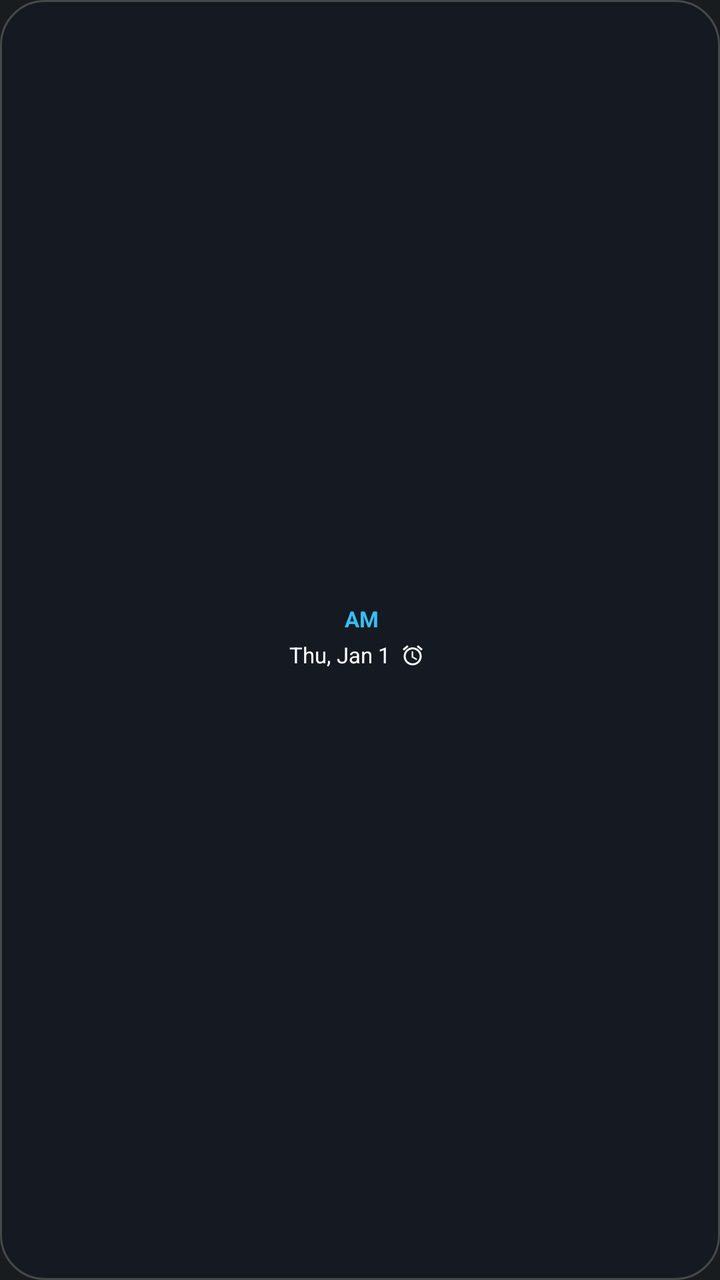
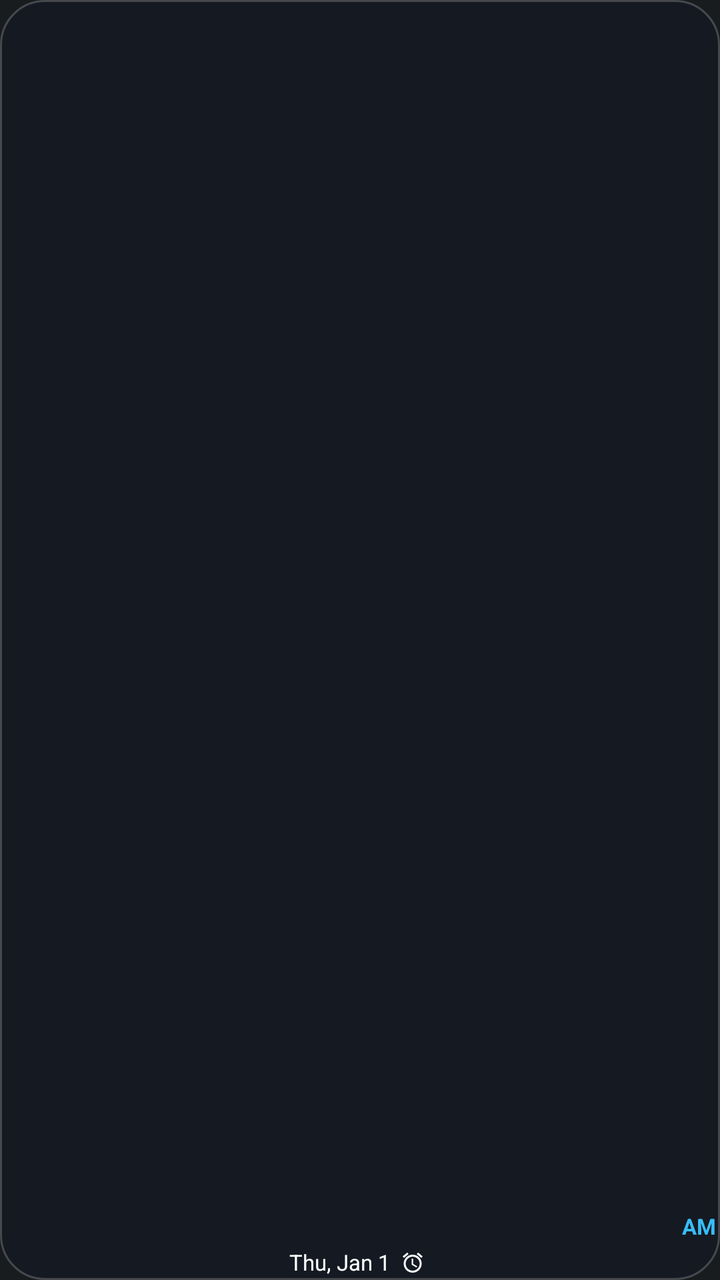

The first picture is an Android layout as it rendered before a commit; the second is the same layout after the commit. The layout source and the unified diff follow.
<!-- AndroidManifest.xml: application theme Theme.ChronoClock -->
<!-- res/layout/widget_clock_compact.xml -->
<?xml version="1.0" encoding="utf-8"?>
<FrameLayout xmlns:android="http://schemas.android.com/apk/res/android"
    android:id="@+id/widget_root"
    android:layout_width="match_parent"
    android:layout_height="match_parent"
    android:background="@drawable/bg_widget_frosted_dark"
    android:contentDescription="@string/cd_open_clock"
    android:padding="2dp">

    <LinearLayout
        android:id="@+id/content_container"
        android:layout_width="match_parent"
        android:layout_height="match_parent"
        android:gravity="center"
        android:orientation="vertical">

        <LinearLayout
            android:id="@+id/time_row"
            android:layout_width="wrap_content"
            android:layout_height="wrap_content"
            android:gravity="bottom|center_horizontal"
            android:orientation="horizontal">

            <FrameLayout
                android:id="@+id/time_layer_frame"
                android:layout_width="wrap_content"
                android:layout_height="wrap_content" />

            <TextClock
                android:id="@+id/tc_ampm"
                style="@style/ClockText.Sans.Bold"
                android:layout_width="wrap_content"
                android:layout_height="wrap_content"
                android:layout_marginStart="2dp"
                android:layout_marginBottom="2dp"
                android:format12Hour="a"
                android:format24Hour=""
                android:textColor="@color/sky_400"
                android:textSize="11sp" />
        </LinearLayout>

        <LinearLayout
            android:id="@+id/meta_below_row"
            android:layout_width="wrap_content"
            android:layout_height="wrap_content"
            android:layout_marginTop="1dp"
            android:gravity="center_vertical"
            android:orientation="horizontal">

            <TextClock
                android:id="@+id/tc_date_below"
                style="@style/ClockText.Sans.Regular"
                android:layout_width="wrap_content"
                android:layout_height="wrap_content"
                android:format12Hour="EEE, MMM d"
                android:format24Hour="EEE, d MMM"
                android:textColor="@color/white"
                android:textSize="11sp" />

            <LinearLayout
                android:id="@+id/alarm_container_below"
                android:layout_width="wrap_content"
                android:layout_height="wrap_content"
                android:layout_marginStart="5dp"
                android:gravity="center_vertical"
                android:orientation="horizontal">

                <ImageView
                    android:id="@+id/iv_alarm_below"
                    android:layout_width="12dp"
                    android:layout_height="12dp"
                    android:contentDescription="@string/cd_alarm_icon"
                    android:src="@drawable/ic_alarm_clock" />

                <TextView
                    android:id="@+id/tv_alarm_below"
                    style="@style/ClockText.Sans.Bold"
                    android:layout_width="wrap_content"
                    android:layout_height="wrap_content"
                    android:layout_marginStart="3dp"
                    android:textColor="@color/amber_500"
                    android:textSize="11sp" />
            </LinearLayout>
        </LinearLayout>
    </LinearLayout>
</FrameLayout>
<!-- resources referenced by this layout -->
<resources>
  <color name="amber_500">#FFF59E0B</color>
  <color name="sky_400">#FF38BDF8</color>
  <color name="white">#FFFFFFFF</color>
  <!-- drawable bg_widget_frosted_dark (drawable) -->
  <?xml version="1.0" encoding="utf-8"?>
  <shape xmlns:android="http://schemas.android.com/apk/res/android"
      android:shape="rectangle">
      <solid android:color="#660F172A" />
      <stroke
          android:width="1dp"
          android:color="#33FFFFFF" />
      <corners android:radius="22dp" />
  </shape>
  <!-- drawable ic_alarm_clock (drawable) -->
  <vector xmlns:android="http://schemas.android.com/apk/res/android"
      android:width="18dp"
      android:height="18dp"
      android:viewportWidth="24"
      android:viewportHeight="24">
      <path
          android:fillColor="#FFFFFFFF"
          android:pathData="M22,5.72l-4.6,-3.86 -1.29,1.53 4.6,3.86L22,5.72zM7.88,3.39L6.6,1.86 2,5.71l1.29,1.53 4.59,-3.85zM12.5,8L11,8v6l4.75,2.85 0.75,-1.23 -4,-2.37L12.5,8zM12,4c-4.97,0 -9,4.03 -9,9s4.02,9 9,9c4.97,0 9,-4.03 9,-9s-4.03,-9 -9,-9zM12,20c-3.87,0 -7,-3.13 -7,-7s3.13,-7 7,-7 7,3.13 7,7 -3.13,7 -7,7z" />
  </vector>
  <string name="cd_alarm_icon">Next alarm</string>
  <string name="cd_open_clock">Tap to open system Clock app</string>
  <style name="ClockText.Sans.Bold" parent="ClockTextBase">
          <item name="android:fontFamily">sans-serif</item>
          <item name="android:textStyle">bold</item>
      </style>
  <style name="ClockText.Sans.Regular" parent="ClockTextBase">
          <item name="android:fontFamily">sans-serif</item>
          <item name="android:textStyle">normal</item>
      </style>
  <style name="Theme.ChronoClock" parent="android:Theme.DeviceDefault.NoActionBar" />
  <style name="ClockTextBase">
          <item name="android:includeFontPadding">false</item>
          <item name="android:maxLines">1</item>
          <item name="android:ellipsize">end</item>
          <item name="android:fontFeatureSettings">tnum</item>
      </style>
</resources>

<!-- the commit's change to res/layout/widget_clock_compact.xml (unified diff, before → after) -->
@@ -16,42 +16,49 @@
 
         <LinearLayout
             android:id="@+id/time_row"
-            android:layout_width="wrap_content"
-            android:layout_height="wrap_content"
-            android:gravity="bottom|center_horizontal"
+            android:layout_width="match_parent"
+            android:layout_height="0dp"
+            android:layout_weight="1"
+            android:gravity="center"
             android:orientation="horizontal">
 
             <FrameLayout
                 android:id="@+id/time_layer_frame"
-                android:layout_width="wrap_content"
-                android:layout_height="wrap_content" />
+                android:layout_width="0dp"
+                android:layout_height="match_parent"
+                android:layout_weight="1" />
 
             <TextClock
                 android:id="@+id/tc_ampm"
-                style="@style/ClockText.Sans.Bold"
+                style="@style/ClockMetaBase"
                 android:layout_width="wrap_content"
                 android:layout_height="wrap_content"
+                android:layout_gravity="bottom"
                 android:layout_marginStart="2dp"
                 android:layout_marginBottom="2dp"
+                android:fontFamily="sans-serif"
                 android:format12Hour="a"
                 android:format24Hour=""
                 android:textColor="@color/sky_400"
-                android:textSize="11sp" />
+                android:textSize="11sp"
+                android:textStyle="bold" />
         </LinearLayout>
 
         <LinearLayout
             android:id="@+id/meta_below_row"
             android:layout_width="wrap_content"
             android:layout_height="wrap_content"
+            android:layout_gravity="center_horizontal"
             android:layout_marginTop="1dp"
             android:gravity="center_vertical"
             android:orientation="horizontal">
 
             <TextClock
                 android:id="@+id/tc_date_below"
-                style="@style/ClockText.Sans.Regular"
+                style="@style/ClockMetaBase"
                 android:layout_width="wrap_content"
                 android:layout_height="wrap_content"
+                android:fontFamily="sans-serif"
                 android:format12Hour="EEE, MMM d"
                 android:format24Hour="EEE, d MMM"
                 android:textColor="@color/white"
@@ -74,12 +81,14 @@
 
                 <TextView
                     android:id="@+id/tv_alarm_below"
-                    style="@style/ClockText.Sans.Bold"
+                    style="@style/ClockMetaBase"
                     android:layout_width="wrap_content"
                     android:layout_height="wrap_content"
                     android:layout_marginStart="3dp"
+                    android:fontFamily="sans-serif"
                     android:textColor="@color/amber_500"
-                    android:textSize="11sp" />
+                    android:textSize="11sp"
+                    android:textStyle="bold" />
             </LinearLayout>
         </LinearLayout>
     </LinearLayout>
<!-- resource entries referenced after the edit -->
@@ -25,20 +25,11 @@
   </vector>
   <string name="cd_alarm_icon">Next alarm</string>
   <string name="cd_open_clock">Tap to open system Clock app</string>
-  <style name="ClockText.Sans.Bold" parent="ClockTextBase">
-          <item name="android:fontFamily">sans-serif</item>
-          <item name="android:textStyle">bold</item>
-      </style>
-  <style name="ClockText.Sans.Regular" parent="ClockTextBase">
-          <item name="android:fontFamily">sans-serif</item>
-          <item name="android:textStyle">normal</item>
-      </style>
-  <style name="Theme.ChronoClock" parent="android:Theme.DeviceDefault.NoActionBar" />
-  <style name="ClockTextBase">
+  <style name="ClockMetaBase">
           <item name="android:includeFontPadding">false</item>
           <item name="android:maxLines">1</item>
           <item name="android:ellipsize">end</item>
-          <item name="android:fontFeatureSettings">tnum</item>
       </style>
+  <style name="Theme.ChronoClock" parent="android:Theme.DeviceDefault.NoActionBar" />
 </resources>
 
